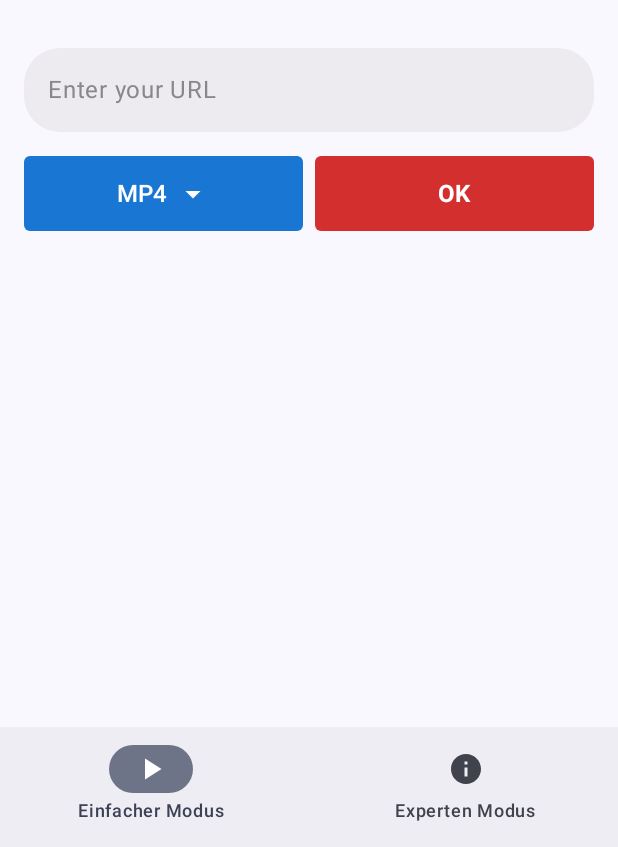
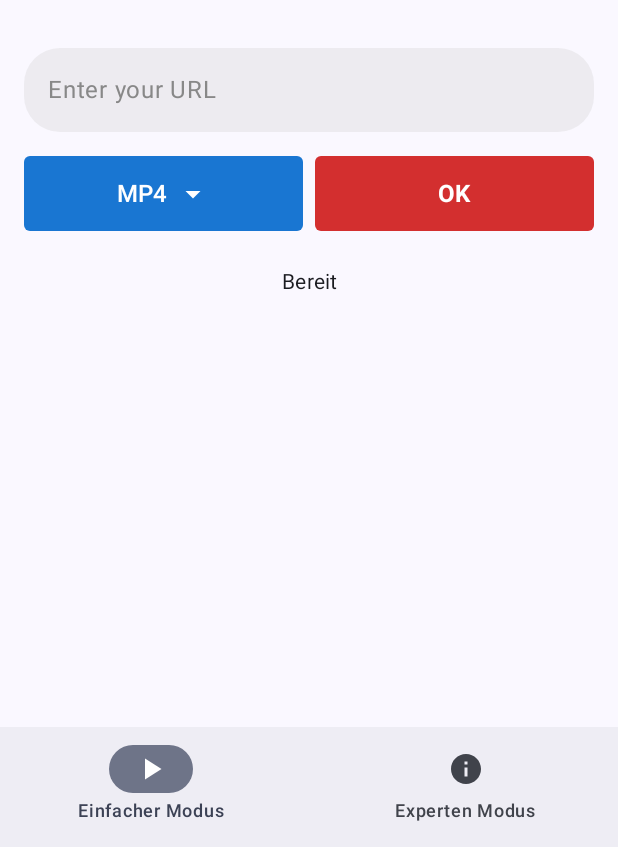
Before and after one commit to martin-h01/Android-App-ClipShift, an Android app built with Jetpack Compose: the composable ClipShiftApp shown on its own in the app's theme, on a phone screen of 412 x 824 dp, the part 389-1236 px from its top. Run offline under Robolectric (Android 15) with nearby library versions, the phone set to English and light mode, and no system bars; libraries missing offline, so code that uses them is left out: com.yausername.youtubedl_android.

Commit message:
Add download functionality with YoutubeDL and FFmpeg integration
Introduced DownloadViewModel to handle downloads using YoutubeDL and FFmpeg, including progress and status updates. Added ClipShiftApplication for library initialization. Updated build.gradle.kts to include required dependencies and support multiple ABIs. Modified AndroidManifest.xml to request storage and internet permissions and register the application class. Updated ClipShiftApp UI to display download progress and status, and wire up download actions to the ViewModel.

```diff
--- a/ClipShift/app/src/main/java/com/example/clipshift/ui/ClipShiftApp.kt
+++ b/ClipShift/app/src/main/java/com/example/clipshift/ui/ClipShiftApp.kt
@@ -4,6 +4,7 @@ import android.widget.Toast
 import androidx.compose.foundation.layout.Column
 import androidx.compose.foundation.layout.Spacer
 import androidx.compose.foundation.layout.fillMaxSize
+import androidx.compose.foundation.layout.fillMaxWidth
 import androidx.compose.foundation.layout.height
 import androidx.compose.foundation.layout.padding
 import androidx.compose.foundation.rememberScrollState
@@ -13,11 +14,14 @@ import androidx.compose.material.icons.filled.Info
 import androidx.compose.material.icons.filled.PlayArrow
 import androidx.compose.material3.Divider
 import androidx.compose.material3.Icon
+import androidx.compose.material3.LinearProgressIndicator
+import androidx.compose.material3.MaterialTheme
 import androidx.compose.material3.NavigationBar
 import androidx.compose.material3.NavigationBarItem
 import androidx.compose.material3.Scaffold
 import androidx.compose.material3.Text
 import androidx.compose.runtime.Composable
+import androidx.compose.runtime.collectAsState
 import androidx.compose.runtime.getValue
 import androidx.compose.runtime.mutableIntStateOf
 import androidx.compose.runtime.mutableStateOf
@@ -26,23 +30,34 @@ import androidx.compose.runtime.setValue
 import androidx.compose.ui.Alignment
 import androidx.compose.ui.Modifier
 import androidx.compose.ui.platform.LocalContext
+import androidx.compose.ui.text.style.TextAlign
 import androidx.compose.ui.unit.dp
+// NEU: Importe für ViewModel
+import androidx.lifecycle.viewmodel.compose.viewModel
+import com.example.clipshift.DownloadViewModel
 import com.example.clipshift.ui.sections.ActionButtonsSection
 import com.example.clipshift.ui.sections.ExpertOptions
 import com.example.clipshift.ui.sections.LogoSection
 import com.example.clipshift.ui.sections.UrlInputSection
 
-
 @Composable
-fun ClipShiftApp() {
-    // STATE: Hier speichern wir, was der Nutzer gerade macht
-    var selectedTab by remember { mutableIntStateOf(0) } // 0 = Einfach, 1 = Experte
+fun ClipShiftApp(
+    // NEU 1: Wir holen uns hier das ViewModel (das Gehirn der App)
+    viewModel: DownloadViewModel = viewModel()
+) {
+    // STATE: Lokaler UI State
+    var selectedTab by remember { mutableIntStateOf(0) }
     var urlText by remember { mutableStateOf("") }
 
-    // Experten-Einstellungen (State muss hier oben liegen, damit wir beim Download darauf zugreifen können)
+    // Experten-Einstellungen
     var selectedResolution by remember { mutableStateOf("720p") }
     var selectedQuality by remember { mutableStateOf("MP3 192 kBit/s") }
-    var selectedFormat by remember { mutableStateOf("MP4") } // Für das Dropdown
+    var selectedFormat by remember { mutableStateOf("MP4") }
+
+    // NEU 2: Wir beobachten die Daten aus dem ViewModel
+    val statusMsg by viewModel.statusMsg.collectAsState()
+    val isDownloading by viewModel.isDownloading.collectAsState()
+    val progress by viewModel.progress.collectAsState()
 
     val context = LocalContext.current
 
@@ -76,7 +91,7 @@ fun ClipShiftApp() {
 
             Spacer(modifier = Modifier.height(32.dp))
 
-            // URL Eingabe ist immer sichtbar
+            // URL Eingabe
             UrlInputSection(
                 text = urlText,
                 onTextChange = { urlText = it }
@@ -84,23 +99,39 @@ fun ClipShiftApp() {
 
             Spacer(modifier = Modifier.height(16.dp))
 
-            // Buttons sind immer sichtbar
             ActionButtonsSection(
                 currentFormat = selectedFormat,
                 onFormatSelected = { selectedFormat = it },
                 onDownloadClick = {
-                    // Logik für den OK Button
                     if (urlText.isBlank()) {
                         Toast.makeText(context, "Bitte erst eine URL eingeben!", Toast.LENGTH_SHORT).show()
                     } else {
-                        val message = if (selectedTab == 0) {
-                            "Starte einfachen Download: $selectedFormat"
-                        } else {
-                            "Starte Experten-Download:\n$selectedResolution | $selectedQuality"
-                        }
-                        Toast.makeText(context, message, Toast.LENGTH_LONG).show()
+                        // FIX: Wir übergeben "MP3" als zweiten Parameter
+                        viewModel.startDownload(urlText, "MP3")
                     }
                 }
+            )
+
+            Spacer(modifier = Modifier.height(24.dp))
+
+            // NEU 4: Status-Anzeige (Ladebalken & Text)
+            if (isDownloading) {
+                LinearProgressIndicator(
+                    progress = { progress },
+                    modifier = Modifier.fillMaxWidth().height(8.dp),
+                )
+                Spacer(modifier = Modifier.height(8.dp))
+            }
+
+            // Zeigt: "Bereit", "Update Engine...", "Lade 50%..." oder Fehler
+            Text(
+                text = statusMsg,
+                style = MaterialTheme.typography.bodyMedium,
+                textAlign = TextAlign.Center,
+                color = if (statusMsg.contains("Fehler") || statusMsg.contains("❌"))
+                    MaterialTheme.colorScheme.error
+                else
+                    MaterialTheme.colorScheme.onSurface
             )
 
             // Experten-Optionen nur anzeigen, wenn Tab 1 aktiv ist
```
Also changed, not shown: ClipShift/app/build.gradle.kts (+28 -0 lines), ClipShift/app/src/main/AndroidManifest.xml (+6 -1 lines), ClipShift/app/src/main/java/com/example/clipshift/ClipShiftApplication.kt (added, +22 -0 lines), ClipShift/app/src/main/java/com/example/clipshift/DownloadViewModel.kt (added, +75 -0 lines), ClipShift/app/src/main/java/com/example/clipshift/MainActivity.kt (+2 -28 lines).
